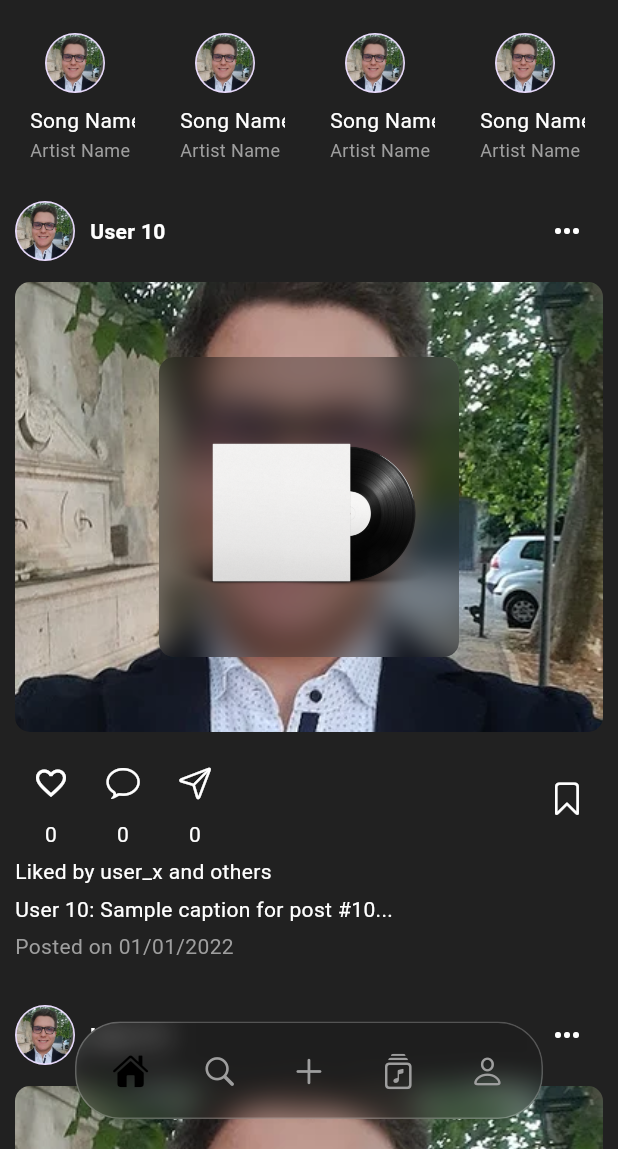
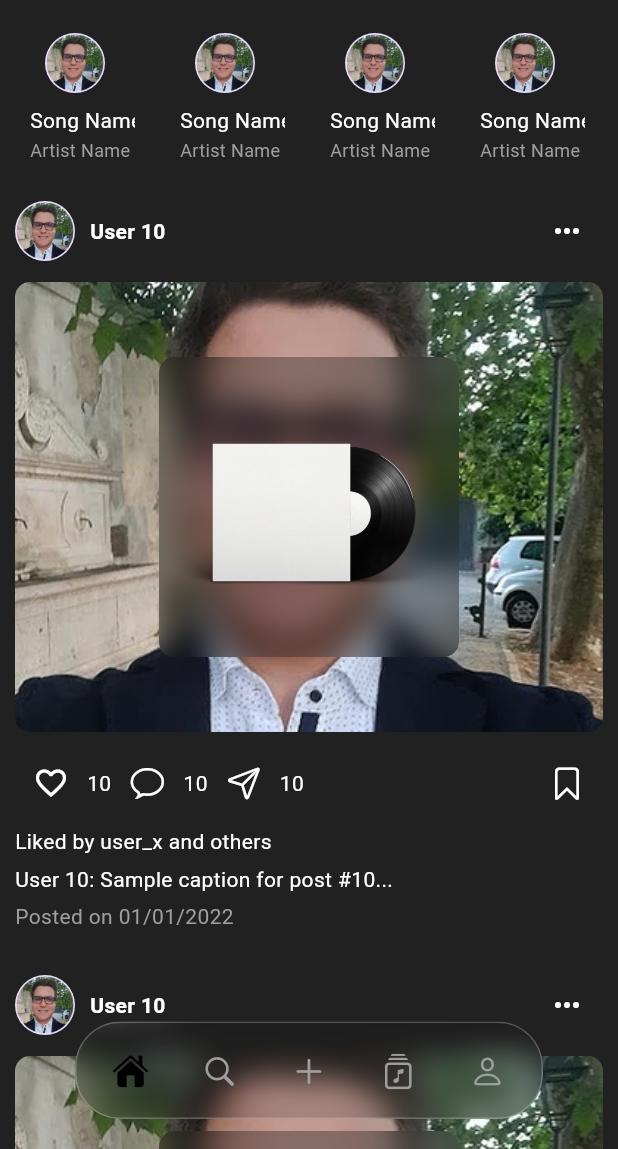
Before and after one commit to iAVAA/vynt, a Flutter app: the screen it shows after launch, on a phone screen of 412 x 824 dp, the part 87-1236 px from its top. Run offline on Flutter 3.47's test engine with Material 3 defaults, Android fonts, the phone set to English and light mode, and no system bars; drawn by our look-alikes of crystal_navigation_bar, marquee; our stand-ins replace animated_splash_screen, firebase_core, google_fonts, page_transition; accounts and stored records are empty.

Commit message:
fixed feed

```diff
--- a/lib/widgets/post_widget.dart
+++ b/lib/widgets/post_widget.dart
@@ -59,7 +59,8 @@ class UserInfoRow extends StatelessWidget {
         const SizedBox(width: 10),
         Text(
           'User $index',
-          style: const TextStyle(color: Colors.white, fontWeight: FontWeight.bold),
+          style:
+              const TextStyle(color: Colors.white, fontWeight: FontWeight.bold),
         ),
         const Spacer(),
         Material(
@@ -89,7 +90,8 @@ class PostImage extends StatefulWidget {
   _PostImageState createState() => _PostImageState();
 }
 
-class _PostImageState extends State<PostImage> with SingleTickerProviderStateMixin {
+class _PostImageState extends State<PostImage>
+    with SingleTickerProviderStateMixin {
   late TransformationController _transformationController;
   late AnimationController _animationController;
   Animation<Matrix4>? _animation;
@@ -194,12 +196,10 @@ class PostActions extends StatefulWidget {
   _PostActionsState createState() => _PostActionsState();
 }
 
-class _PostActionsState extends State<PostActions> with TickerProviderStateMixin {
+class _PostActionsState extends State<PostActions>
+    with TickerProviderStateMixin {
   bool isLiked = false;
   bool isBookmarked = false;
-  int likeCount = 0;
-  int commentCount = 0;
-  int shareCount = 0;
   late IconAnimationController iconAnimationController;
 
   @override
@@ -219,7 +219,6 @@ class _PostActionsState extends State<PostActions> with TickerProviderStateMixin
   void _onLikeButtonPressed() {
     setState(() {
       isLiked = !isLiked;
-      likeCount += isLiked ? 1 : -1;
     });
     iconAnimationController.playLikeAnimation();
   }
@@ -235,8 +234,6 @@ class _PostActionsState extends State<PostActions> with TickerProviderStateMixin
   Widget build(BuildContext context) {
     return Row(
       children: [
-        Column(
-          children: [
         ScaleTransition(
           scale: iconAnimationController.likeAnimation,
           child: IconButton(
@@ -250,14 +247,10 @@ class _PostActionsState extends State<PostActions> with TickerProviderStateMixin
             splashColor: Colors.transparent,
           ),
         ),
-            Text(
-              '$likeCount',
-              style: const TextStyle(color: Colors.white),
+        const Text(
+          '10',
+          style: TextStyle(color: Colors.white),
         ),
-          ],
-        ),
-        Column(
-          children: [
         IconButton(
           icon: const Icon(
             CupertinoIcons.chat_bubble,
@@ -268,14 +261,10 @@ class _PostActionsState extends State<PostActions> with TickerProviderStateMixin
           highlightColor: Colors.transparent,
           splashColor: Colors.transparent,
         ),
-            Text(
-              '$commentCount',
-              style: const TextStyle(color: Colors.white),
+        const Text(
+          '10',
+          style: TextStyle(color: Colors.white),
         ),
-          ],
-        ),
-        Column(
-          children: [
         IconButton(
           icon: const Icon(
             CupertinoIcons.paperplane,
@@ -286,11 +275,9 @@ class _PostActionsState extends State<PostActions> with TickerProviderStateMixin
           highlightColor: Colors.transparent,
           splashColor: Colors.transparent,
         ),
-            Text(
-              '$shareCount',
-              style: const TextStyle(color: Colors.white),
-            ),
-          ],
+        const Text(
+          '10',
+          style: TextStyle(color: Colors.white),
         ),
         const Spacer(),
         ScaleTransition(
```
Lines whose indentation alone changed are shown as unchanged.
